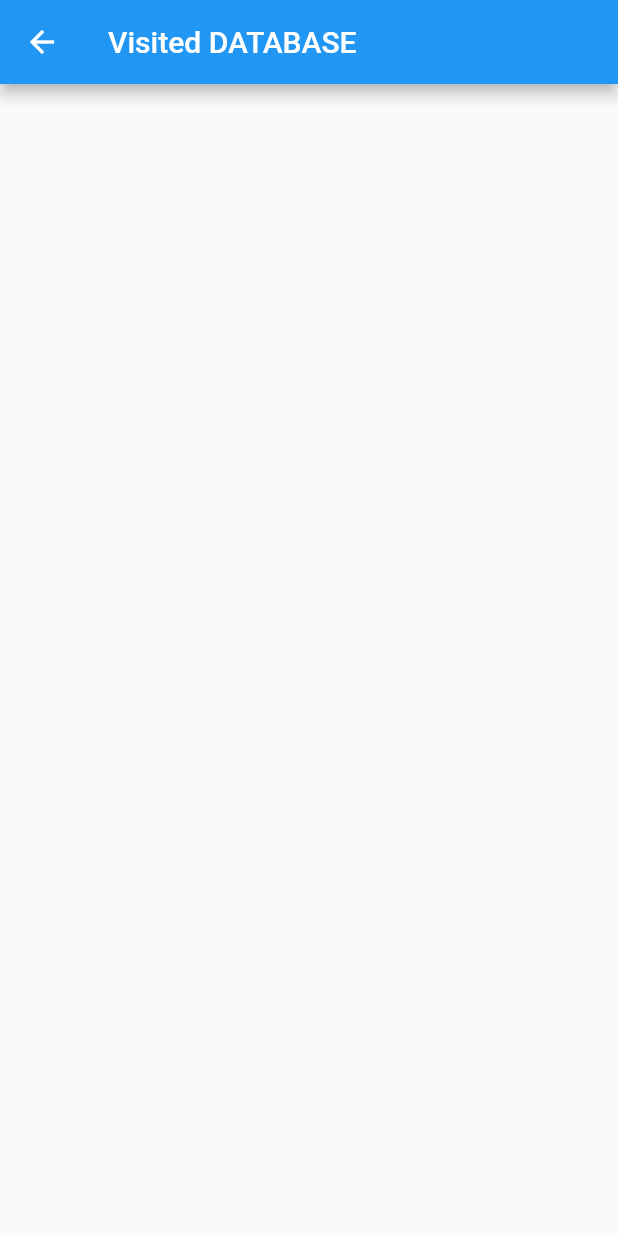
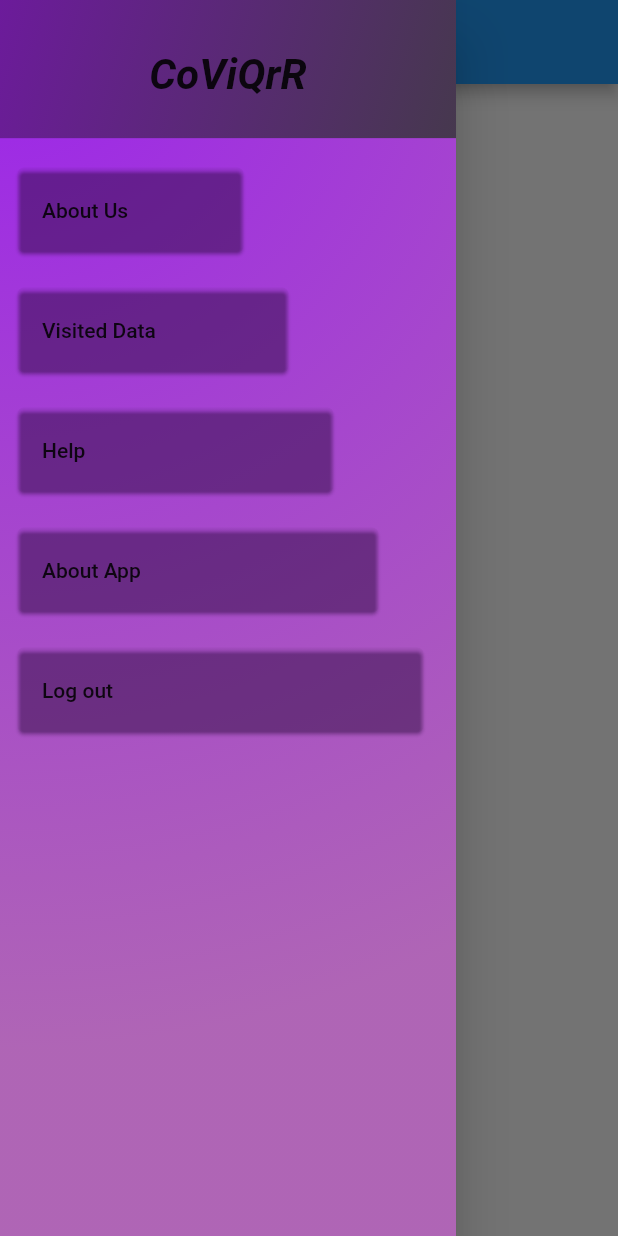
Before and after one commit to alanta335/qr_code-_scanner_for_covid_list, a Flutter app: the UserInformation screen opened directly, with the side drawer open (before the commit the screen has no drawer), on a phone screen of 412 x 824 dp. Run offline on Flutter 3.47's test engine with Material 2 defaults, Android fonts, the phone set to English and light mode, and no system bars; our stand-ins replace cloud_firestore, firebase_auth, firebase_core, flutter_spinkit, qr_flutter, rflutter_alert; missing offline and left inert: cloud_firestore_web, firebase_auth_web, firebase_core_web, qr_code_scanner; accounts and stored records are empty.

Commit message:
about us page and side drawer has been added

```diff
--- a/lib/mreader.dart
+++ b/lib/mreader.dart
@@ -3,6 +3,9 @@ import 'package:flutter/material.dart';
 import 'package:firebase_auth/firebase_auth.dart';
 import 'package:rflutter_alert/rflutter_alert.dart';
 import 'package:flutter_spinkit/flutter_spinkit.dart';
+
+import 'about_us.dart';
+import 'main.dart';
 
 class UserInformation extends StatefulWidget {
   @override
@@ -55,6 +58,123 @@ class _UserInformationState extends State<UserInformation> {
         }
 
         return Scaffold(
+          drawer: Drawer(
+            child: Container(
+              decoration: BoxDecoration(
+                gradient: RadialGradient(
+                    radius: 2.3,
+                    center: Alignment.topLeft,
+                    colors: <Color>[
+                      Color(0xF19616EC),
+                      Color(0xC99B3DA3),
+                    ]),
+              ),
+              child: ListView(
+                padding: EdgeInsets.zero,
+                children: <Widget>[
+                  Container(
+                    height: 100,
+                    child: DrawerHeader(
+                        decoration: BoxDecoration(
+                          gradient: LinearGradient(
+                              begin: Alignment.topLeft,
+                              end: Alignment.bottomRight,
+                              tileMode: TileMode.mirror,
+                              colors: <Color>[
+                                Color(0xFF6C1B9B),
+                                Color(0xFF46384E),
+                              ]),
+                        ),
+                        child: Center(
+                          child: Text(
+                            "CoViQrR",
+                            style: TextStyle(
+                                fontWeight: FontWeight.bold,
+                                fontSize: 28,
+                                fontStyle: FontStyle.italic),
+                          ),
+                        )),
+                  ),
+                  Padding(
+                    padding: const EdgeInsets.all(12.0),
+                    child: Card(
+                      margin: EdgeInsets.only(right: 130),
+                      shadowColor: Color(0xFF501474),
+                      color: Colors.transparent,
+                      child: ListTile(
+                        title: Text('About Us'),
+                        onTap: () {
+                          Navigator.push(
+                              context,
+                              MaterialPageRoute(
+                                  builder: (context) => AboutUs()));
+                        },
+                      ),
+                    ),
+                  ),
+                  Padding(
+                    padding: const EdgeInsets.all(12.0),
+                    child: Card(
+                      margin: EdgeInsets.only(right: 100),
+                      shadowColor: Color(0xFF501474),
+                      color: Colors.transparent,
+                      child: ListTile(
+                        title: Text('Visited Data'),
+                        onTap: () {
+                          Navigator.pop(context);
+                        },
+                      ),
+                    ),
+                  ),
+                  Padding(
+                    padding: const EdgeInsets.all(12.0),
+                    child: Card(
+                      margin: EdgeInsets.only(right: 70),
+                      shadowColor: Color(0xFF501474),
+                      color: Colors.transparent,
+                      child: ListTile(
+                        title: Text('Help'),
+                        onTap: () {
+                          Navigator.pop(context);
+                        },
+                      ),
+                    ),
+                  ),
+                  Padding(
+                    padding: const EdgeInsets.all(12.0),
+                    child: Card(
+                      margin: EdgeInsets.only(right: 40),
+                      shadowColor: Color(0xFF501474),
+                      color: Colors.transparent,
+                      child: ListTile(
+                        title: Text('About App'),
+                        onTap: () {
+                          Navigator.pop(context);
+                        },
+                      ),
+                    ),
+                  ),
+                  Padding(
+                    padding: const EdgeInsets.all(12.0),
+                    child: Card(
+                      margin: EdgeInsets.only(right: 10),
+                      shadowColor: Color(0xFF501474),
+                      color: Colors.transparent,
+                      child: ListTile(
+                        title: Text('Log out'),
+                        onTap: () {
+                          Navigator.push(
+                              context,
+                              MaterialPageRoute(
+                                  builder: (context) => ChoosingPage()));
+                        },
+                      ),
+                    ),
+                  ),
+                ],
+              ),
+            ),
+          ),
           appBar: AppBar(
             title: Text('Visited DATABASE'),
           ),
```
Also changed, not shown: lib/about_us.dart (added, +165 -0 lines), lib/page2.dart (+4 -8 lines), pubspec.yaml (+6 -13 lines), fonts/Caveat-Medium.ttf (added), images/p1.png (added), images/p2.png (added), 1 other file.
